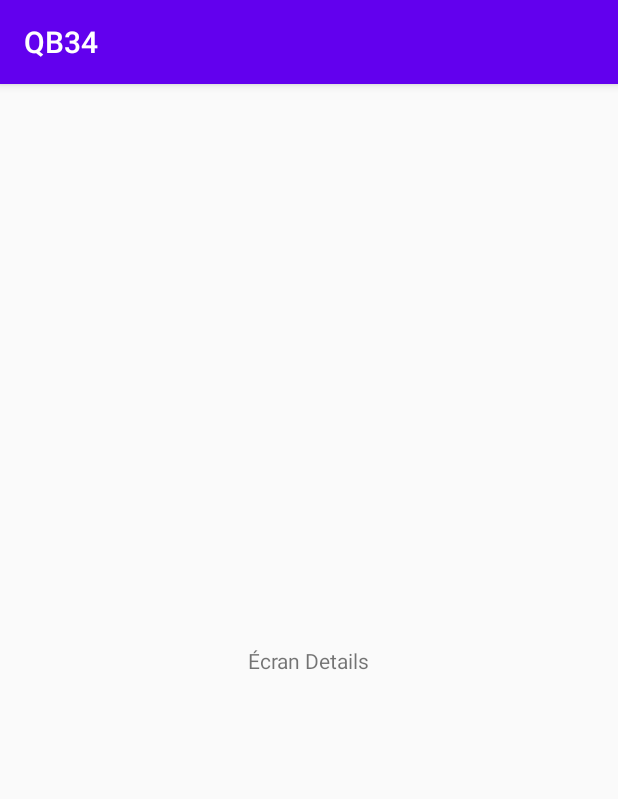
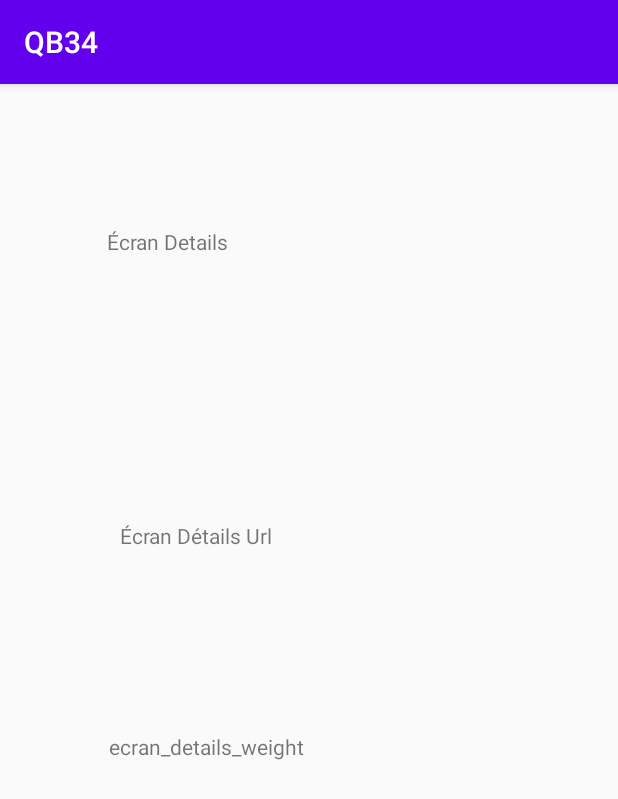
Before and after one commit to QuentinBernigaud/3A-Prog-Mobile-Projet, an Android app: the DetailsActivity screen opened directly, with no data from a screen before it, on a phone screen of 412 x 824 dp. Shown: the top 799 px of the screen. Run offline under Robolectric (Android 15) with nearby library versions, the phone set to English and light mode, and no system bars; 3 statements that could not run were skipped.

Commit message:
[PokéApi][Json] Changement de fichier Json, j'utilise désormais une fake API que j'héberge sur github

```diff
--- a/app/src/main/java/com/example/atry/Constants.java
+++ b/app/src/main/java/com/example/atry/Constants.java
@@ -3,7 +3,8 @@ package com.example.atry;
 public class Constants {
 
 
-    public static final String BASE_URL = "https://pokeapi.co/";
+    //public static final String BASE_URL = "https://pokeapi.co/";
+    public static final String BASE_URL = "https://raw.githubusercontent.com/QuentinBernigaud/3A-Prog-Mobile-Projet/master/";
 
     public static String KEY_POKEMON_LIST = "jsonPokemonList";
 
--- a/app/src/main/java/com/example/atry/data/PokeApi.java
+++ b/app/src/main/java/com/example/atry/data/PokeApi.java
@@ -7,7 +7,8 @@ import retrofit2.http.GET;
 
 public interface PokeApi {
 
-    @GET("/api/v2/pokemon/")
+   //@GET("/api/v2/pokemon/")
+    @GET("pokeapi.json")
     Call<RestPokemonResponse> getPokemonResponse();
 
     /*
--- a/app/src/main/java/com/example/atry/presentation/model/Pokemon.java
+++ b/app/src/main/java/com/example/atry/presentation/model/Pokemon.java
@@ -4,6 +4,7 @@ public class Pokemon {
 
     private String url;
     private String name;
+    private String weight;
 
 
     public String getUrl() {
@@ -13,4 +14,8 @@ public class Pokemon {
     public String getName() {
         return name;
     }
+
+    public String getWeight() {
+        return weight;
+    }
 }
--- a/app/src/main/java/com/example/atry/presentation/view/DetailsActivity.java
+++ b/app/src/main/java/com/example/atry/presentation/view/DetailsActivity.java
@@ -19,6 +19,9 @@ import java.util.List;
 public class DetailsActivity extends AppCompatActivity {
 
     private TextView txtDetails;
+    private TextView txtDetailsUrl;
+    private TextView txtDetailsWeight;
+
     @Override
     protected void onCreate(Bundle savedInstanceState) {
         super.onCreate(savedInstanceState);
@@ -27,17 +30,32 @@ public class DetailsActivity extends AppCompatActivity {
 
 
         txtDetails = findViewById(R.id.details_txt);
+        txtDetailsUrl = findViewById(R.id.Url_txt);
+        txtDetailsWeight = findViewById(R.id.Weight_txt);
+
+
         Intent intent = getIntent();
+
         String pokemonJson = intent.getStringExtra("pokemonKey");
         Pokemon pokemon = Singletons.getGson().fromJson(pokemonJson, Pokemon.class);
 
+        String pokemonJsonUrl = intent.getStringExtra("pokemonKeyUrl");
+        Pokemon pokemonUrl = Singletons.getGson().fromJson(pokemonJsonUrl, Pokemon.class);
+
+        String pokemonJsonWeight = intent.getStringExtra("pokemonKeyWeight");
+        Pokemon pokemonWeight = Singletons.getGson().fromJson(pokemonJsonWeight, Pokemon.class);
+
         showDetail(pokemon);
+        showDetail(pokemonUrl);
+        showDetail(pokemonWeight);
 
     }
 
     private void showDetail(Pokemon pokemon) {
 
         txtDetails.setText(pokemon.getName());
+        txtDetailsUrl.setText(pokemon.getUrl());
+        txtDetailsWeight.setText(pokemon.getWeight());
 
     }
 
--- a/app/src/main/java/com/example/atry/presentation/view/ListeAdapter.java
+++ b/app/src/main/java/com/example/atry/presentation/view/ListeAdapter.java
@@ -27,14 +27,14 @@ public class ListeAdapter extends RecyclerView.Adapter<ListeAdapter.ViewHolder>
     class ViewHolder extends RecyclerView.ViewHolder {
         // each data item is just a string in this case
          TextView txtHeader;
-         TextView txtFooter;
+         //TextView txtFooter;
          View layout;
 
          ViewHolder(View v) {
             super(v);
             layout = v;
             txtHeader = (TextView) v.findViewById(R.id.firstLine);
-            txtFooter = (TextView) v.findViewById(R.id.secondLine);
+            //txtFooter = (TextView) v.findViewById(R.id.secondLine);
         }
     }
 
@@ -77,7 +77,7 @@ public class ListeAdapter extends RecyclerView.Adapter<ListeAdapter.ViewHolder>
         // - replace the contents of the view with that element
         final Pokemon currentPokemon = values.get(position);
         holder.txtHeader.setText(currentPokemon.getName());
-        holder.txtFooter.setText("Footer: " + currentPokemon.getUrl());
+        //holder.txtFooter.setText("Footer: " + currentPokemon.getUrl());
 
         holder.itemView.setOnClickListener(new View.OnClickListener() {
             @Override public void onClick(View v) {
--- a/app/src/main/java/com/example/atry/presentation/view/MainActivity.java
+++ b/app/src/main/java/com/example/atry/presentation/view/MainActivity.java
@@ -75,6 +75,8 @@ public class MainActivity extends AppCompatActivity {
 
         Intent myIntent = new Intent(MainActivity.this, DetailsActivity.class);
         myIntent.putExtra("pokemonKey", Singletons.getGson().toJson(pokemon));
+        myIntent.putExtra("pokemonKeyUrl", Singletons.getGson().toJson(pokemon));
+        myIntent.putExtra("pokemonKeyWeight", Singletons.getGson().toJson(pokemon));
         MainActivity.this.startActivity(myIntent);
 
     }
--- a/app/src/main/res/layout/activity_details.xml
+++ b/app/src/main/res/layout/activity_details.xml
@@ -14,15 +14,39 @@
         android:layout_height="wrap_content"
         android:text="@string/details_text_description"
 
+        app:layout_constraintBottom_toBottomOf="parent"
+        app:layout_constraintEnd_toEndOf="parent"
+        app:layout_constraintHorizontal_bias="0.216"
+        app:layout_constraintStart_toStartOf="parent"
+        app:layout_constraintTop_toTopOf="parent"
+        app:layout_constraintVertical_bias="0.127" />
+
+    <TextView
+        android:id="@+id/Url_txt"
+        android:layout_width="wrap_content"
+        android:layout_height="19dp"
+        android:text="@string/ecran_details_url"
 
         app:layout_constraintBottom_toBottomOf="parent"
         app:layout_constraintEnd_toEndOf="parent"
+        app:layout_constraintHorizontal_bias="0.257"
         app:layout_constraintStart_toStartOf="parent"
         app:layout_constraintTop_toTopOf="parent"
+        app:layout_constraintVertical_bias="0.389" />
 
-        />
+    <TextView
+        android:id="@+id/Weight_txt"
+        android:layout_width="wrap_content"
+        android:layout_height="wrap_content"
 
 
+        android:text="@string/ecran_details_weight"
+        app:layout_constraintBottom_toBottomOf="parent"
+
+        app:layout_constraintEnd_toEndOf="parent"
+        app:layout_constraintHorizontal_bias="0.257"
+        app:layout_constraintStart_toStartOf="parent"
+        app:layout_constraintTop_toBottomOf="@+id/details_txt" />
 
 
 </androidx.constraintlayout.widget.ConstraintLayout>
--- a/app/src/main/res/values/strings.xml
+++ b/app/src/main/res/values/strings.xml
@@ -1,4 +1,7 @@
 <resources>
     <string name="app_name">QB34</string>
     <string name="details_text_description">Écran Details</string>
+    <string name="ecran_details_url">Écran Détails Url</string>
+    <string name="ecran_details_weight">ecran_details_weight</string>
+
 </resources>
```
Also changed, not shown: app/src/main/res/layout/row_layout.xml (+7 -14 lines).
